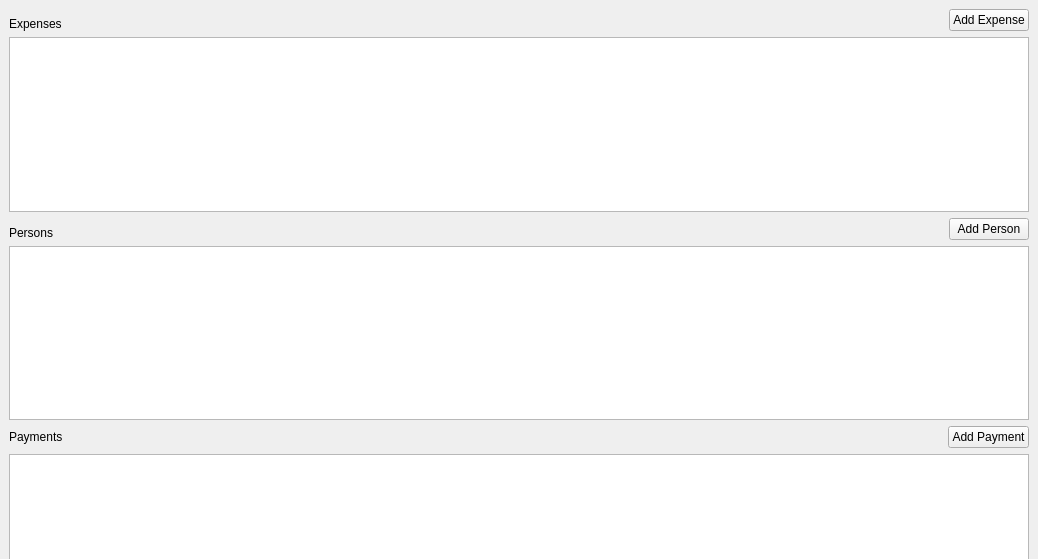
Above: src/app.ui from AdamPloof/FairBudget before the change; both pictures show x 0 to 1038 and y 0 to 559 of the 1038 by 838 pixel window. Below: the same form after it.
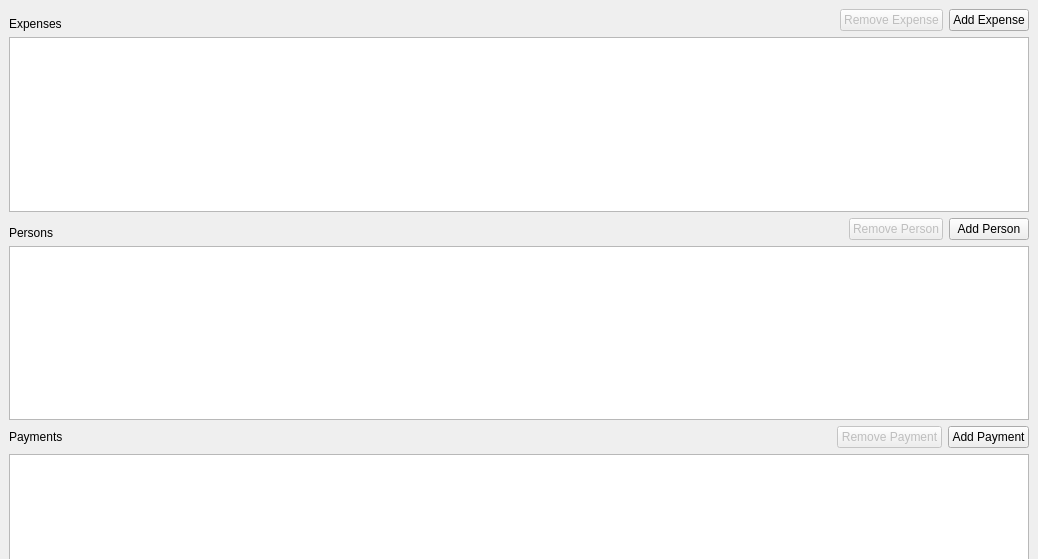
That is the form after the change.

Commit message: add remove entites buttons, stub out remove expense signals/slots

```diff
--- a/src/app.ui
+++ b/src/app.ui
@@ -35,6 +35,32 @@
           </property>
          </widget>
         </item>
+        <item>
+         <spacer name="horizontalSpacer">
+          <property name="orientation">
+           <enum>Qt::Horizontal</enum>
+          </property>
+          <property name="sizeHint" stdset="0">
+           <size>
+            <width>40</width>
+            <height>20</height>
+           </size>
+          </property>
+         </spacer>
+        </item>
+        <item alignment="Qt::AlignRight">
+         <widget class="QPushButton" name="removeExpenseBtn">
+          <property name="enabled">
+           <bool>false</bool>
+          </property>
+          <property name="text">
+           <string>Remove Expense</string>
+          </property>
+          <property name="flat">
+           <bool>false</bool>
+          </property>
+         </widget>
+        </item>
         <item alignment="Qt::AlignRight">
          <widget class="QPushButton" name="addExpenseBtn">
           <property name="text">
@@ -56,6 +82,29 @@
           </property>
          </widget>
         </item>
+        <item>
+         <spacer name="horizontalSpacer_2">
+          <property name="orientation">
+           <enum>Qt::Horizontal</enum>
+          </property>
+          <property name="sizeHint" stdset="0">
+           <size>
+            <width>40</width>
+            <height>20</height>
+           </size>
+          </property>
+         </spacer>
+        </item>
+        <item alignment="Qt::AlignRight">
+         <widget class="QPushButton" name="removePersonBtn">
+          <property name="enabled">
+           <bool>false</bool>
+          </property>
+          <property name="text">
+           <string>Remove Person</string>
+          </property>
+         </widget>
+        </item>
         <item alignment="Qt::AlignRight">
          <widget class="QPushButton" name="addPersonBtn">
           <property name="text">
@@ -77,6 +126,29 @@
           </property>
          </widget>
         </item>
+        <item>
+         <spacer name="horizontalSpacer_3">
+          <property name="orientation">
+           <enum>Qt::Horizontal</enum>
+          </property>
+          <property name="sizeHint" stdset="0">
+           <size>
+            <width>40</width>
+            <height>20</height>
+           </size>
+          </property>
+         </spacer>
+        </item>
+        <item alignment="Qt::AlignRight">
+         <widget class="QPushButton" name="removePaymentBtn">
+          <property name="enabled">
+           <bool>false</bool>
+          </property>
+          <property name="text">
+           <string>Remove Payment</string>
+          </property>
+         </widget>
+        </item>
         <item alignment="Qt::AlignRight">
          <widget class="QPushButton" name="addPaymentBtn">
           <property name="text">
```
The commit also changes 3 other files.
